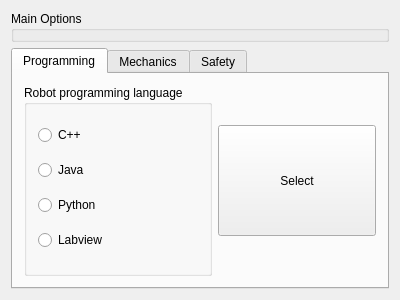
This is QtWidges/qTabWidgetDemo/widget.ui in eduardorasgado/RoadtoQt5 as Qt 5 draws it before an edit. The edited form follows.
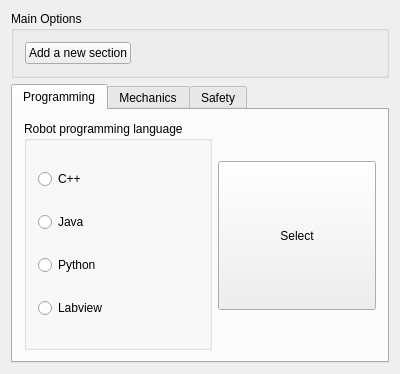
This is the edited form.

Commit message: creating a tab in code, adding to tab container and connecting button inside it to a slot

What changed in the file:
```diff
--- a/QtWidges/qTabWidgetDemo/widget.ui
+++ b/QtWidges/qTabWidgetDemo/widget.ui
@@ -7,13 +7,13 @@
     <x>0</x>
     <y>0</y>
     <width>400</width>
-    <height>300</height>
+    <height>374</height>
    </rect>
   </property>
   <property name="windowTitle">
    <string>Widget</string>
   </property>
-  <layout class="QHBoxLayout" name="horizontalLayout_2">
+  <layout class="QHBoxLayout" name="horizontalLayout_7">
    <item>
     <layout class="QVBoxLayout" name="verticalLayout_3">
      <item>
@@ -21,6 +21,32 @@
        <property name="title">
         <string>Main Options</string>
        </property>
+       <layout class="QHBoxLayout" name="horizontalLayout_6">
+        <item>
+         <layout class="QHBoxLayout" name="horizontalLayout_2">
+          <item>
+           <widget class="QPushButton" name="pushButton">
+            <property name="text">
+             <string>Add a new section</string>
+            </property>
+           </widget>
+          </item>
+          <item>
+           <spacer name="horizontalSpacer">
+            <property name="orientation">
+             <enum>Qt::Horizontal</enum>
+            </property>
+            <property name="sizeHint" stdset="0">
+             <size>
+              <width>118</width>
+              <height>20</height>
+             </size>
+            </property>
+           </spacer>
+          </item>
+         </layout>
+        </item>
+       </layout>
       </widget>
      </item>
      <item>
```
The commit also changes 2 other files.
